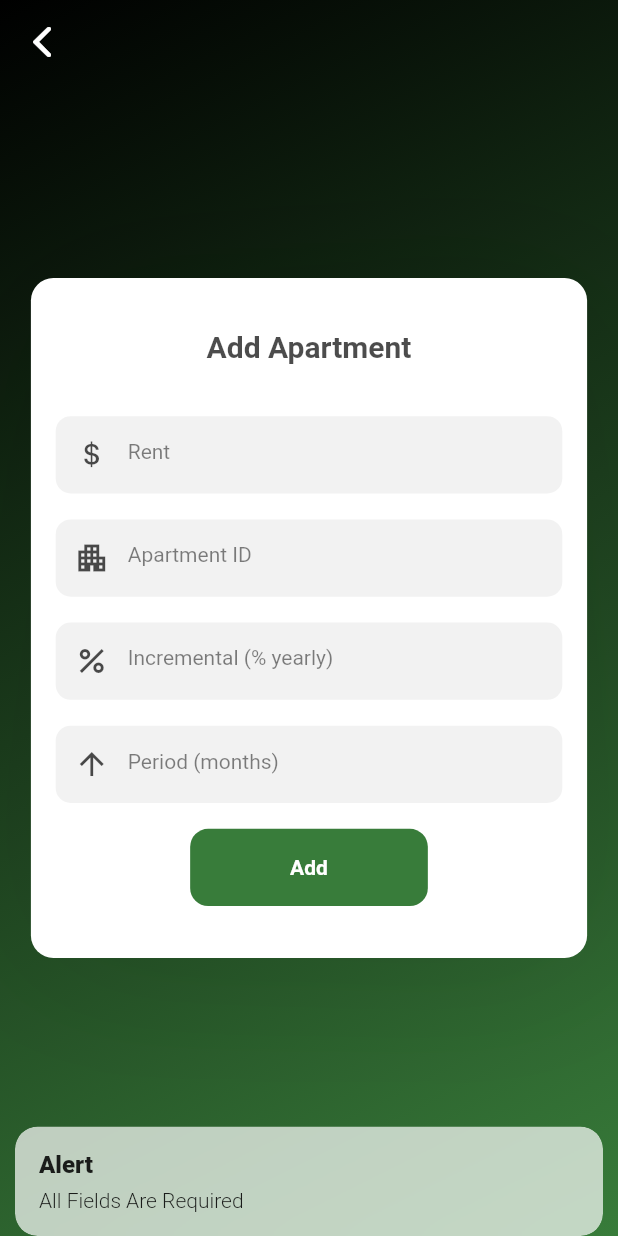
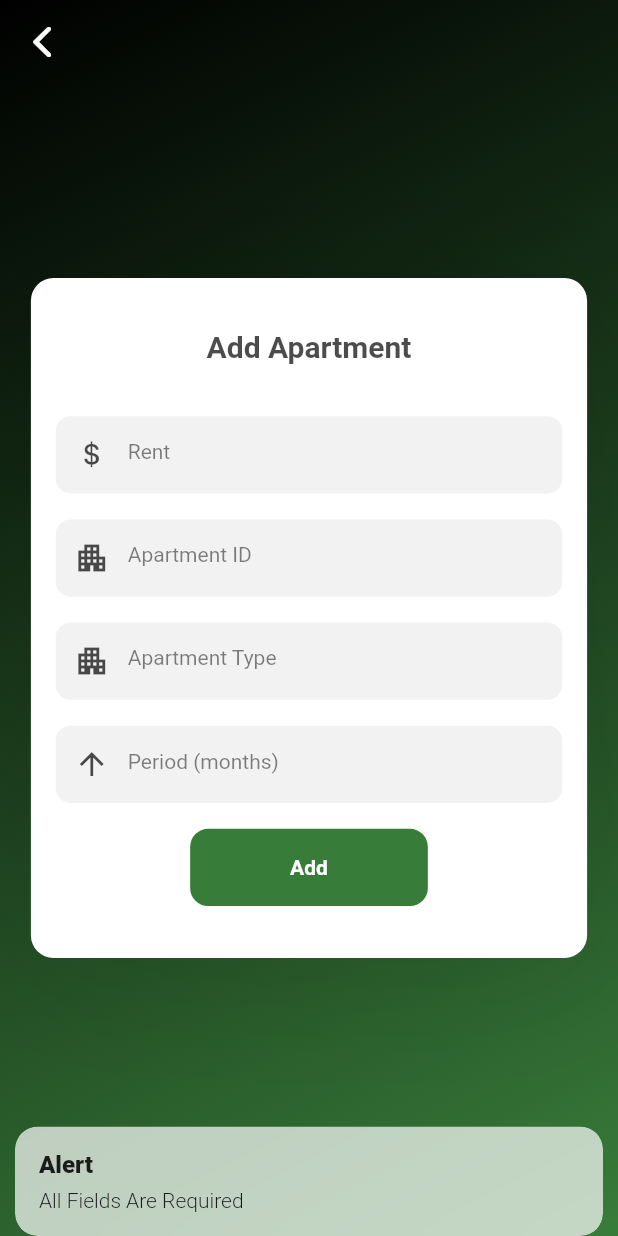
Before and after one commit to hassankhan5805/JLan, a Flutter app: the AddApartment screen opened directly, after a tap on "Add", on a phone screen of 412 x 824 dp. Run offline on Flutter 3.47's test engine with Material 2 defaults, Android fonts, the phone set to English and light mode, and no system bars; our stand-ins replace cloud_firestore, file_picker, firebase_auth, firebase_core, firebase_messaging, firebase_storage and 5 more; accounts and stored records are empty.

Commit message:
type added for apartments

```diff
--- a/lib/models/apartment.dart
+++ b/lib/models/apartment.dart
@@ -3,14 +3,16 @@ class apartment {
   String? id;
   String? incremental;
   String? rent;
+  String? type;
   String? occupiedBy;
 
   apartment(
-      {this.period, this.id, this.incremental, this.rent, this.occupiedBy});
+      {this.period, this.id, this.incremental, this.rent, this.occupiedBy, this.type});
 
   apartment.fromJson(Map<String, dynamic> json) {
     period = json['period'] ?? '';
     id = json['id'] ?? "";
+    type = json['type'] ?? "";
     incremental = json['incremental'] ?? "";
     occupiedBy = json['occupiedBy'] ?? "";
     rent = json['rent'] ?? "";
@@ -20,6 +22,7 @@ class apartment {
     final Map<String, dynamic> data = new Map<String, dynamic>();
     data['period'] = this.period;
     data['id'] = this.id;
+    data['type'] = this.type;
     data['incremental'] = this.incremental;
     data['occupiedBy'] = this.occupiedBy;
     data['rent'] = this.rent;
--- a/lib/screens/home/views/add_apartment.dart
+++ b/lib/screens/home/views/add_apartment.dart
@@ -27,6 +27,7 @@ class _AddApartmentState extends State<AddApartment>
   TextEditingController id = TextEditingController();
   TextEditingController incremental = TextEditingController();
   TextEditingController period = TextEditingController();
+  TextEditingController type = TextEditingController();
 
   @override
   void initState() {
@@ -131,12 +132,9 @@ class _AddApartmentState extends State<AddApartment>
                                   false, false, rent),
                               component1(Icons.apartment, 'Apartment ID', false,
                                   false, id),
-                              component1(
-                                  Icons.percent,
-                                  'Incremental (% yearly)',
-                                  false,
-                                  false,
-                                  incremental),
+                                  component1(Icons.apartment, 'Apartment Type', false,
+                                  false, type),
+
                               component1(Icons.arrow_upward, 'Period (months)',
                                   false, false, period,
                                   textInputType: TextInputType.number),
@@ -160,7 +158,8 @@ class _AddApartmentState extends State<AddApartment>
                                     var x = apartment(
                                         rent: rent.text,
                                         id: id.text,
-                                        incremental: incremental.text,
+                                        incremental: "0",
+                                        type:type.text,
                                         period: period.text,
                                         occupiedBy: "null");
 
--- a/lib/screens/home/views/tenant_home.dart
+++ b/lib/screens/home/views/tenant_home.dart
@@ -237,9 +237,9 @@ class _TenantHomeState extends State<TenantHome> {
                                               height: 10,
                                             ),
                                             tile(
-                                              title: 'Incremental',
+                                              title: 'Type',
                                               body:
-                                                  '${apart.apart.value.incremental}% / Period',
+                                                  '${apart.apart.value.type}',
                                               onTap: () {},
                                               leading: Icon(
                                                 Icons.arrow_upward,
```
Also changed, not shown: 2 other files.
